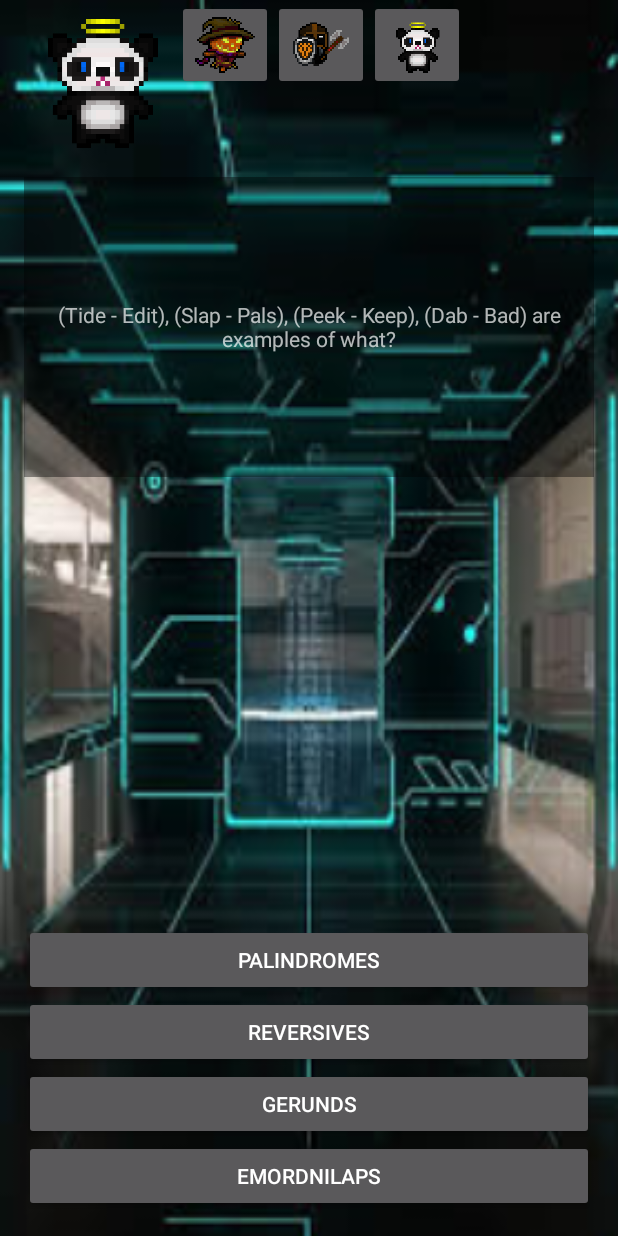
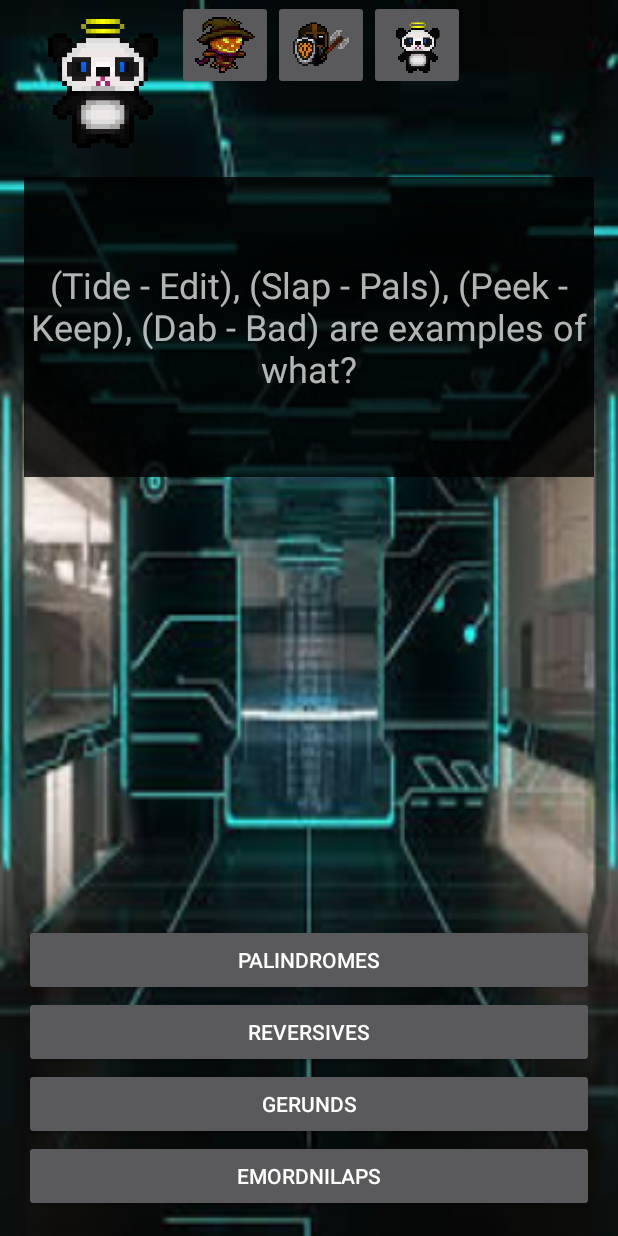
Before and after one commit to cerberus29/Sumultanea, an Android app: the screen it shows after launch (PLAY), after a tap on "PLAY", on a phone screen of 412 x 824 dp. Run offline under Robolectric (Android 15) with nearby library versions, the phone set to English and light mode, and no system bars.

Commit message:
Cleanup gameplay code

```diff
--- a/app/src/main/java/com/example/cj/sumultanea/PLAY.java
+++ b/app/src/main/java/com/example/cj/sumultanea/PLAY.java
@@ -1,10 +1,10 @@
 package com.example.cj.sumultanea;
 
 import android.content.Intent;
-import android.graphics.drawable.AnimationDrawable;
+import android.graphics.Color;
 import android.media.MediaPlayer;
 import android.os.Handler;
-import android.provider.MediaStore;
+import android.support.v4.graphics.ColorUtils;
 import android.support.v7.app.AppCompatActivity;
 import android.os.Bundle;
 import android.util.Log;
@@ -21,16 +21,14 @@ import java.util.List;
 import java.util.Random;
 
 import static com.example.cj.sumultanea.simultanea.CHARACTER1;
-import static com.example.cj.sumultanea.simultanea.CHARACTER2;
 import static com.example.cj.sumultanea.simultanea.CHARACTER3;
 import static com.example.cj.sumultanea.simultanea.CHARACTER4;
 import static com.example.cj.sumultanea.simultanea.TAG;
 
 
-public class PLAY extends AppCompatActivity implements View.OnClickListener {
+public class PLAY extends AppCompatActivity {
     private QuizPool quizPool;
     private Random random;
-    private QuizPool.Entry currentQuestion;
     TextView questionText;
     private LinearLayout answersLayout;
     private Player me;
@@ -38,37 +36,47 @@ public class PLAY extends AppCompatActivity implements View.OnClickListener {
     private LinearLayout otherPlayersLayout;
     private Handler handler = new Handler();
     private MediaPlayer ring;
+    private final static int MESSAGE_DURATION_MS = 1500;
+    private final static int LONG_MESSAGE_DURATION_MS = 3000;
 
     @Override
     protected void onCreate(Bundle savedInstanceState) {
         super.onCreate(savedInstanceState);
 
-        ring = MediaPlayer.create(this, R.raw.fight2);
-        ring.setLooping(true);
-        ring.start();
-
+        // Retrieve the character selection sent by the main activity as part of the "intent"
         Intent intent = getIntent();
         int character = intent.getIntExtra(simultanea.CHARACTER_KEY, CHARACTER1);
-        me = new Player(this, character);
+        me = new Player(this, character, "Me");
         Log.d(TAG, "Playing as character " + character);
+
+        // Apply the initial layout (we will modify below)
         setContentView(R.layout.activity_play);
-        questionText = (TextView) findViewById(R.id.textView4);
-        answersLayout = (LinearLayout) findViewById(R.id.answersLayout);
-        otherPlayersLayout = (LinearLayout) findViewById(R.id.otherPlayersLayout);
-        ImageView imageView = (ImageView) findViewById(R.id.imageView2);
+
+        // These are the portions of the layout that we will modify during the game
+        questionText = findViewById(R.id.textView4);
+        answersLayout = findViewById(R.id.answersLayout);
+        otherPlayersLayout = findViewById(R.id.otherPlayersLayout);
+
+        // Set our character image
+        ImageView imageView = findViewById(R.id.imageView2);
         imageView.setImageDrawable(me.animation);
         me.animation.start();
-        quizPool = new QuizPool(this);
-        random = new Random();
 
         // Add fake players for now
-        otherPlayers.add(new Player(this, CHARACTER3));
-        otherPlayers.add(new Player(this, CHARACTER4));
-        otherPlayers.add(new Player(this, CHARACTER1));
-        // Remove the fake content used for designing the layout, then add our players buttons
+        otherPlayers.add(new Player(this, CHARACTER3, "Arthur"));
+        otherPlayers.add(new Player(this, CHARACTER4, "Delia"));
+        otherPlayers.add(new Player(this, CHARACTER1, "Joaquin"));
+
+        // Remove the fake content we put in the initial layout (for designing)
         otherPlayersLayout.removeAllViews();
+        // Fill other players row
         for (Player player: otherPlayers) {
             ImageButton btn = new ImageButton(this);
+
+            // Attach the player data to the button
+            btn.setTag(R.id.id_player, player);
+
+            // Prepare the button style
             LinearLayout.LayoutParams lp = new LinearLayout.LayoutParams(LinearLayout.LayoutParams.WRAP_CONTENT, LinearLayout.LayoutParams.WRAP_CONTENT);
             btn.setScaleType(ImageView.ScaleType.CENTER_CROP);
             btn.setImageDrawable(player.animation);
@@ -76,16 +84,37 @@ public class PLAY extends AppCompatActivity implements View.OnClickListener {
             btn.setAdjustViewBounds(true);
             btn.setEnabled(false);
             btn.setLayoutParams(lp);
-            btn.setOnClickListener(this);
+            btn.setOnClickListener(onClickOtherPlayer);
+
+            // Add the button to the players row
             otherPlayersLayout.addView(btn);
         }
 
+        // Let's get started!
+        quizPool = new QuizPool(this);
+        random = new Random();
         newQuestion();
     }
 
+    @Override
+    protected void onResume() {
+        super.onResume();
+        // Background music
+        ring = MediaPlayer.create(this, R.raw.fight2);
+        ring.setLooping(true);
+        ring.start();
+    }
+
+    @Override
+    protected void onPause() {
+        super.onPause();
+        // Background music
+        ring.stop();
+        ring.release();
+    }
+
     private void newQuestion() {
-        answersLayout.setEnabled(false);
-        currentQuestion = quizPool.getQuestion();
+        QuizPool.Entry currentQuestion = quizPool.getQuestion();
         questionText.setText(currentQuestion.question);
 
         // We clear-out the old buttons, and create new ones for the current question
@@ -94,7 +123,8 @@ public class PLAY extends AppCompatActivity implements View.OnClickListener {
         for (QuizPool.Answer answer: currentQuestion.answers) {
             Button button = new Button(this);
             button.setText(answer.text);
-            button.setOnClickListener(this);
+            button.setTag(R.id.id_answer, answer);
+            button.setOnClickListener(onClickAnswer);
             LinearLayout.LayoutParams lp = new LinearLayout.LayoutParams(LinearLayout.LayoutParams.MATCH_PARENT, LinearLayout.LayoutParams.WRAP_CONTENT);
             lp.gravity = Gravity.CENTER;
             button.setLayoutParams(lp);
@@ -110,6 +140,26 @@ public class PLAY extends AppCompatActivity implements View.OnClickListener {
         answersLayout.setVisibility(View.VISIBLE);
     }
 
+    private View.OnClickListener onClickAnswer = new View.OnClickListener() {
+        public void onClick(View v) {
+            // First thing: prevent user from clicking other answers while we handle this one.
+            disableAnswerButtons();
+            // Retrieve the answer associated with this button
+            QuizPool.Answer answer = (QuizPool.Answer) v.getTag(R.id.id_answer);
+            if (answer.correct) {
+                Log.d(TAG, "Correct!");
+                questionText.setText(R.string.answer_correct);
+                v.setBackgroundColor(ColorUtils.setAlphaComponent(Color.GREEN, 150));
+                enablePlayersButtons(true);
+            } else {
+                Log.d(TAG, "Incorrect!");
+                questionText.setText(R.string.answer_incorrect);
+                v.setBackgroundColor(ColorUtils.setAlphaComponent(Color.RED, 150));
+                handler.postDelayed(waitForYourFate, MESSAGE_DURATION_MS);
+            }
+        }
+    };
+
     private void disableAnswerButtons() {
         for (int i=0; i<answersLayout.getChildCount(); i++) {
             View v = answersLayout.getChildAt(i);
@@ -124,100 +174,91 @@ public class PLAY extends AppCompatActivity implements View.OnClickListener {
         }
     }
 
-    @Override
-    public void onClick(View v) {
-        if (v.getParent() == answersLayout) {
-            disableAnswerButtons();
-            Button button = (Button) v;
-            // Check which answer correspond that button.
-            for (QuizPool.Answer answer : currentQuestion.answers) {
-                if (answer.text.equals(button.getText())) {
-                    if (answer.correct) {
-                        Log.d(TAG, "Correct!");
-                        questionText.setText("Correct! Please choose a player to attack.");
-                        enablePlayersButtons(true);
-                    } else {
-                        Log.d(TAG, "Incorrect!");
-                        questionText.setText("Incorrect! Please wait for other players to decide your fate.");
-                        handler.postDelayed(new Runnable() {
+    private Runnable waitForYourFate = new Runnable() {
         @Override
         public void run() {
             if (random.nextInt(2) == 0) {
-                                    questionText.setText("You got attacked");
-                                    handler.postDelayed(new Runnable() {
+                questionText.setText(R.string.fate_attacked);
+                me.lives--;
+                handler.postDelayed(doAnnounceDamage, MESSAGE_DURATION_MS);
+            } else {
+                questionText.setText(R.string.fate_spared);
+                handler.postDelayed(doNextQuestion, MESSAGE_DURATION_MS);
+            }
+        }
+    };
+
+    private Runnable doAnnounceDamage = new Runnable() {
         @Override
         public void run() {
-                                            if (me.lives == 1) {
-                                                questionText.setText("You have no more lives, GAME OVER!");
-                                                handler.postDelayed(new Runnable() {
+            if (me.lives == 0) {
+                questionText.setText(R.string.game_over);
+                handler.postDelayed(doFinishGame, MESSAGE_DURATION_MS);
+            } else {
+                String msg_without_lives = getResources().getString(R.string.game_not_over);
+                String msg_with_lives = String.format(msg_without_lives, me.lives);
+                questionText.setText(msg_with_lives);
+                handler.postDelayed(doNextQuestion, MESSAGE_DURATION_MS);
+            }
+        }
+    };
+
+    private Runnable doNextQuestion = new Runnable() {
+        @Override
+        public void run() {
+            newQuestion();
+        }
+    };
+
+    private Runnable doFinishGame = new Runnable() {
         @Override
         public void run() {
             ring.stop();
             finish();
         }
-                                                }, 1500);
-                                            } else {
-                                                me.lives--;
-                                                questionText.setText("You have " + me.lives + " lives left.");
-                                                handler.postDelayed(new Runnable() {
+    };
+
+    private Player victim = null;
+    private View victim_view = null;
+    private View.OnClickListener onClickOtherPlayer = new View.OnClickListener() {
+        public void onClick(View v) {
+            enablePlayersButtons(false);
+            // Check which answer correspond that button.
+            victim = (Player) v.getTag(R.id.id_player);
+            victim_view = v;
+            String msg_without_player = getResources().getString(R.string.do_attack);
+            String msg_with_player = String.format(msg_without_player, victim.name);
+            questionText.setText(msg_with_player);
+            handler.postDelayed(doAttackOtherPlayer, MESSAGE_DURATION_MS);
+        }
+    };
+
+    private Runnable doAttackOtherPlayer = new Runnable() {
         @Override
         public void run() {
+            if (victim.lives == 1) {
+                String msg_without_victim = getResources().getString(R.string.attack_killed);
+                String msg_with_victim = String.format(msg_without_victim, victim.name);
+                questionText.setText(msg_with_victim);
+                handler.postDelayed(doRemovePlayer, MESSAGE_DURATION_MS);
+            } else {
+                victim.lives--;
                 newQuestion();
             }
-                                                }, 1500);
+        }
+    };
+
+    private Runnable doRemovePlayer = new Runnable() {
+        @Override
+        public void run() {
+            otherPlayersLayout.removeView(victim_view);
+            otherPlayers.remove(victim);
+            if (otherPlayers.isEmpty()) {
+                questionText.setText(R.string.game_won);
+                handler.postDelayed(doFinishGame, LONG_MESSAGE_DURATION_MS);
+            } else {
+                newQuestion();
             }
         }
-                                    }, 1500);
-                                } else {
-                                    questionText.setText("You got spared, this time...");
-                                    handler.postDelayed(new Runnable() {
-                                        @Override
-                                        public void run() {
-                                            newQuestion();
+    };
 }
-                                    }, 1500);
-                                }
-                            }
-                        }, 1500);
-                    }
-                    return;
-                }
-            }
-        } else if (v.getParent() == otherPlayersLayout) {
-            enablePlayersButtons(false);
-            final ImageButton button = (ImageButton) v;
-            // Check which answer correspond that button.
-            final int index = otherPlayersLayout.indexOfChild(v);
-            final Player player = otherPlayers.get(index);
-            questionText.setText("Attacking player " + index);
-            handler.postDelayed(new Runnable() {
-                @Override
-                public void run() {
-                    if (player.lives == 1) {
-                        questionText.setText("You killed player " + index);
-                        handler.postDelayed(new Runnable() {
-                            @Override
-                            public void run() {
-                                otherPlayersLayout.removeView(button);
-                                otherPlayers.remove(index);
-                                if (otherPlayers.isEmpty()) {
-                                    questionText.setText("You are the last player standing, YOU WIN!!!");
-                                    handler.postDelayed(new Runnable() {
-                                        @Override
-                                        public void run() {
-                                            ring.stop();
-                                            finish();
-                                        }
-                                    }, 3000);
-                                }
-                            }
-                        }, 1500);
-                    } else {
-                        player.lives--;
-                    }
-                    newQuestion();
-                }
-            }, 1500);
-        }
-    }
-}
--- a/app/src/main/java/com/example/cj/sumultanea/Player.java
+++ b/app/src/main/java/com/example/cj/sumultanea/Player.java
@@ -16,7 +16,9 @@ import static com.example.cj.sumultanea.simultanea.CHARACTER4;
 public class Player {
     public AnimationDrawable animation;
     public int lives;
-    public Player(Context context, int character) {
+    public String name;
+    public Player(Context context, int character, String name) {
+        this.name = name;
         Resources res = context.getResources();
         lives = 3;
         switch (character) {
--- a/app/src/main/java/com/example/cj/sumultanea/QuizPool.java
+++ b/app/src/main/java/com/example/cj/sumultanea/QuizPool.java
@@ -29,6 +29,7 @@ class QuizPool {
     private static final String poolFileName = "quizpool.xml";
     private Context context;
     private List<Entry> entries;
+    private List<Entry> used_entries = new ArrayList<>();
     private Random random;
 
     QuizPool(Context context) {
@@ -38,9 +39,21 @@ class QuizPool {
     }
 
     Entry getQuestion() {
-        if (entries == null || entries.isEmpty())
+        if (entries == null)
             return null;
-        return entries.get(random.nextInt(entries.size()));
+        // When the list is empty, we recycle the old questions.
+        if (entries.isEmpty()) {
+            if (used_entries.isEmpty()) {
+                return null;
+            } else {
+                entries.addAll(used_entries);
+                used_entries.clear();
+            }
+        }
+        // Take a random question
+        Entry e = entries.remove(random.nextInt(entries.size()));
+        used_entries.add(e);
+        return e;
     }
 
     private void refresh() {
--- a/app/src/main/java/com/example/cj/sumultanea/simultanea.java
+++ b/app/src/main/java/com/example/cj/sumultanea/simultanea.java
@@ -6,14 +6,10 @@ import android.support.v7.app.AppCompatActivity;
 import android.os.Bundle;
 import android.util.Log;
 import android.view.View;
-import android.widget.Button;
 
-public class simultanea extends AppCompatActivity implements View.OnClickListener {
+public class simultanea extends AppCompatActivity {
     public static final String TAG = "Simultanea";
-    private Button playbutton;
-    private Button characterselection;
-    private Button settingss;
-    private Button profileview;
+    private MediaPlayer mediaPlayer;
 
     static final int PICK_CHARACTER_REQUEST = 0;
     public static final String CHARACTER_KEY = "character";
@@ -26,50 +22,46 @@ public class simultanea extends AppCompatActivity implements View.OnClickListene
     @Override
     protected void onCreate(Bundle savedInstanceState) {
         super.onCreate(savedInstanceState);
-
-        MediaPlayer ring = MediaPlayer.create(this, R.raw.home);
-        ring.setLooping(true);
-        ring.start();
-
         setContentView(R.layout.activity_simultanea);
-
-        playbutton = (Button) findViewById(R.id.PLAY);
-        playbutton.setOnClickListener(this);
-
-        settingss = (Button) findViewById(R.id.SETTINGS);
-        settingss.setOnClickListener(this);
-
-        characterselection = (Button) findViewById(R.id.CHARACTERS);
-        characterselection.setOnClickListener(this);
-
-        profileview = (Button) findViewById(R.id.PROFILE);
-        profileview.setOnClickListener(this);
     }
 
     @Override
-    public void onClick(View view) {
+    protected void onResume() {
+        super.onResume();
+        // Background music
+        mediaPlayer = MediaPlayer.create(this, R.raw.home);
+        mediaPlayer.setLooping(true);
+        mediaPlayer.start();
+    }
+
+    @Override
+    protected void onPause() {
+        super.onPause();
+        mediaPlayer.stop();
+        mediaPlayer.release();
+    }
+
+    public void onClickCharacters(View view) {
         Intent intent;
-        switch (view.getId()) {
-            case R.id.CHARACTERS:
         Log.d(TAG, "Launching character selection activity");
         intent = new Intent(this, characters.class);
         startActivityForResult(intent, PICK_CHARACTER_REQUEST);
-                break;
-            case R.id.PLAY:
-                intent = new Intent(this, PLAY.class);
+    }
+
+    public void onClickPlay(View view) {
+        Intent intent = new Intent(this, PLAY.class);
         intent.putExtra(CHARACTER_KEY, currentCharacter);
         startActivity(intent);
-                break;
-            case R.id.SETTINGS:
-                intent = new Intent(this, SETTINGS.class);
-                startActivity(intent);
-                break;
-            case R.id.PROFILE:
-                intent = new Intent(this, PROFILE.class);
-                startActivity(intent);
-                break;
     }
 
+    public void onClickSettings(View view) {
+        Intent intent = new Intent(this, SETTINGS.class);
+        startActivity(intent);
+    }
+
+    public void onClickProfile(View view) {
+        Intent intent = new Intent(this, PROFILE.class);
+        startActivity(intent);
     }
 
     // This function is called when a child activity returns from startActivityForResult
--- a/app/src/main/res/layout/activity_play.xml
+++ b/app/src/main/res/layout/activity_play.xml
@@ -10,7 +10,7 @@
 
     <LinearLayout
         android:id="@+id/playersLayout"
-        android:layout_width="match_parent"
+        android:layout_width="0dp"
         android:layout_height="wrap_content"
         android:orientation="horizontal"
         app:layout_constraintTop_toTopOf="parent"
@@ -19,7 +19,8 @@
         app:layout_constraintRight_toRightOf="parent"
         android:layout_marginLeft="16dp"
         android:layout_marginRight="16dp"
-        android:layout_marginTop="0dp">
+        android:layout_marginStart="16dp"
+        android:layout_marginEnd="16dp">
 
         <ImageView
             android:id="@+id/imageView2"
@@ -53,29 +54,32 @@
     <LinearLayout
         android:id="@+id/questionLayout"
         android:orientation="horizontal"
-        android:layout_width="match_parent"
+        android:layout_width="0dp"
         android:layout_height="wrap_content"
         app:layout_constraintTop_toBottomOf="@+id/playersLayout"
         app:layout_constraintRight_toRightOf="parent"
         app:layout_constraintLeft_toLeftOf="parent"
         android:layout_marginLeft="16dp"
         android:layout_marginRight="16dp"
-        android:layout_marginTop="16dp">
+        android:layout_marginTop="16dp"
+        android:layout_marginStart="16dp"
+        android:layout_marginEnd="16dp">
 
         <TextView
             android:id="@+id/textView4"
             android:layout_width="0dp"
             android:layout_height="200dp"
             android:layout_weight="1"
-            android:background="@color/black_overlay"
             android:gravity="center"
-            android:text="TextView" />
+            android:text="TextView"
+            android:textSize="24sp"
+            android:background="#cc000000"/>
 
     </LinearLayout>
 
     <LinearLayout
         android:id="@+id/answersLayout"
-        android:layout_width="match_parent"
+        android:layout_width="0dp"
         android:layout_height="wrap_content"
         android:orientation="vertical"
         app:layout_constraintBottom_toBottomOf="parent"
@@ -83,7 +87,9 @@
         app:layout_constraintLeft_toLeftOf="parent"
         android:layout_marginLeft="16dp"
         android:layout_marginRight="16dp"
-        android:layout_marginBottom="16dp">
+        android:layout_marginBottom="16dp"
+        android:layout_marginStart="16dp"
+        android:layout_marginEnd="16dp">
 
         <Button
             android:text="Button"
--- /dev/null
+++ b/app/src/main/res/values/custom.xml
@@ -0,0 +1,10 @@
+<?xml version="1.0" encoding="utf-8"?>
+<!-- Custom unique ids used when attaching information to layout views
+See:
+https://developer.android.com/reference/android/view/View.html#setTag(int, java.lang.Object)
+https://developer.android.com/guide/topics/resources/more-resources.html#Id
+-->
+<resources>
+    <item type="id" name="id_answer" />
+    <item type="id" name="id_player" />
+</resources>
--- a/app/src/main/res/values/strings.xml
+++ b/app/src/main/res/values/strings.xml
@@ -74,6 +74,14 @@
     <string name="Q_MC_9_A3">A black, small, marble table.</string>
     <string name="Q_MC_9_A4">An orange, ugly ribbon.</string>
 
-
+    <string name="answer_correct">Correct! Please choose a player to attack.</string>
+    <string name="answer_incorrect">Incorrect! Please wait for other players to decide your fate.</string>
+    <string name="fate_attacked">You got attacked!</string>
+    <string name="fate_spared">You got spared, this time…</string>
+    <string name="do_attack">Attacking player %1$s!</string>
+    <string name="attack_killed">You killed player %1$s</string>
+    <string name="game_over">You have no more lives, GAME OVER!</string>
+    <string name="game_not_over">You have %1$d lives left.</string>
+    <string name="game_won">You are the last player standing, YOU WIN!!!</string>
 
 </resources>
```
Also changed, not shown: app/src/main/java/com/example/cj/sumultanea/characters.java (+18 -10 lines), app/src/main/res/layout/activity_simultanea.xml (+12 -8 lines). Lines whose indentation alone changed are shown as unchanged.
